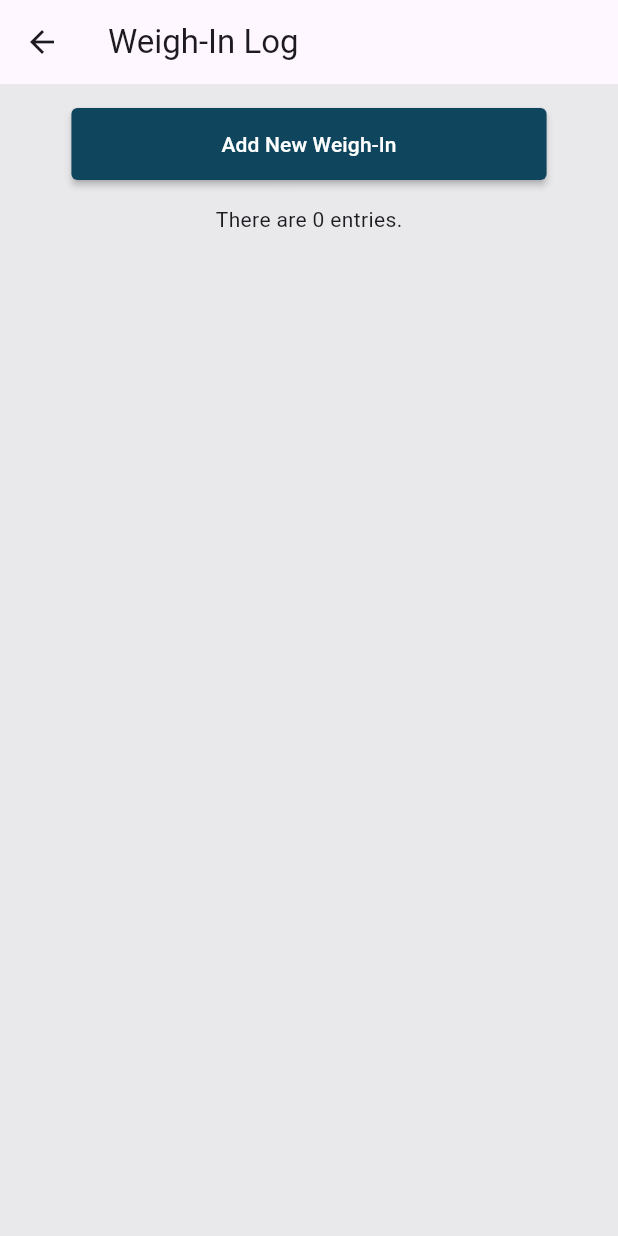
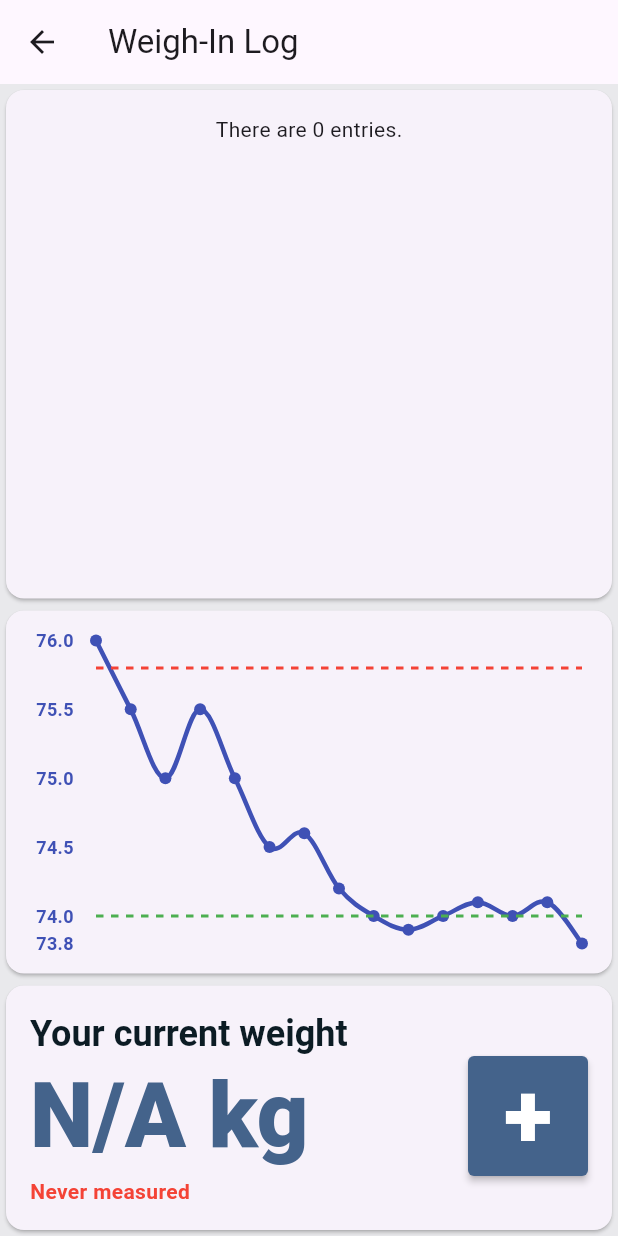
Before and after one commit to tomaszzywicki/cal-cones, a Flutter app: the WeightLogMainScreen screen opened directly, on a phone screen of 412 x 824 dp. Run offline on Flutter 3.47's test engine with Material 3 defaults, Android fonts, the phone set to English and light mode, and no system bars; drawn by our look-alikes of fl_chart; our stand-ins replace connectivity_plus, firebase_auth, firebase_core, image_picker, logger, shared_preferences and 2 more; accounts and stored records are empty; network calls fail.

Commit message:
current weight card + removing weight entries

```diff
--- a/frontend/lib/features/weight_log/data/weight_entry_model.dart
+++ b/frontend/lib/features/weight_log/data/weight_entry_model.dart
@@ -50,4 +50,8 @@ class WeightEntryModel extends WeightEntryEntity {
       isSynced: (map['is_synced'] as int) == 1,
     );
   }
+
+  int daysSinceToday() {
+    return date.difference(DateTime.now().toUtc()).inDays;
+  }
 }
--- a/frontend/lib/features/weight_log/presentation/screens/weight_log_main_screen.dart
+++ b/frontend/lib/features/weight_log/presentation/screens/weight_log_main_screen.dart
@@ -1,6 +1,10 @@
 import 'package:flutter/material.dart';
 import 'package:frontend/core/logger/app_logger.dart';
+import 'package:frontend/features/dashboard/presentation/screens/weight_history_chart.dart';
 import 'package:frontend/features/weight_log/data/weight_entry_model.dart';
+import 'package:frontend/features/weight_log/presentation/widgets/weight_calendar_card.dart';
+import 'package:frontend/features/weight_log/presentation/widgets/current_weight_card.dart';
+import 'package:frontend/features/weight_log/presentation/widgets/time_since_latest_measurement_text.dart';
 import 'package:frontend/features/weight_log/services/weight_log_service.dart';
 import 'package:provider/provider.dart';
 
@@ -16,12 +20,38 @@ class _WeightLogMainScreenState extends State<WeightLogMainScreen> {
 
   bool _isLoading = false;
   List<WeightEntryModel> _weightEntries = [];
+  WeightEntryModel? _latestEntry;
 
   @override
   void initState() {
     super.initState();
     _weightLogService = Provider.of<WeightLogService>(context, listen: false);
     _loadWeightEntries();
+  }
+
+  Future<void> _removeEntry(WeightEntryModel entry) async {
+    try {
+      bool? confirmDelete = await showDialog<bool>(
+        context: context,
+        builder: (BuildContext context) {
+          return AlertDialog(
+            title: const Text('Confirm Deletion'),
+            content: const Text('Are you sure you want to delete this entry?'),
+            actions: [
+              TextButton(onPressed: () => Navigator.of(context).pop(false), child: const Text('Cancel')),
+              TextButton(onPressed: () => Navigator.of(context).pop(true), child: const Text('Delete')),
+            ],
+          );
+        },
+      );
+
+      if (confirmDelete == true) {
+        await _weightLogService.deleteWeightEntry(entry);
+      }
+      await _loadWeightEntries();
+    } catch (e) {
+      AppLogger.error('WeightLogMainScreen._removeEntry error: $e');
+    }
   }
 
   Future<void> _loadWeightEntries() async {
@@ -31,8 +61,10 @@ class _WeightLogMainScreenState extends State<WeightLogMainScreen> {
 
     try {
       List<WeightEntryModel> entries = await _weightLogService.getAllWeightEntries();
+      WeightEntryModel? latestEntry = await _weightLogService.getLatestWeightEntry();
       setState(() {
         _weightEntries = entries;
+        _latestEntry = latestEntry;
         _isLoading = false;
       });
     } catch (e) {
@@ -48,35 +80,16 @@ class _WeightLogMainScreenState extends State<WeightLogMainScreen> {
     return Scaffold(
       appBar: AppBar(title: const Text('Weigh-In Log')),
       body: Column(
-        // mainAxisAlignment: MainAxisAlignment.spaceAround,
         children: [
-          Padding(
-            padding: const EdgeInsets.all(16.0),
-            child: ElevatedButton(
-              onPressed: () async {
-                await _handleAddWeightEntry();
-              },
-              child: Text("Add New Weigh-In"),
+          Expanded(
+            child: WeightCalendar(
+              weightEntries: _weightEntries,
+              isLoading: _isLoading,
+              removeEntry: _removeEntry,
             ),
           ),
-          Text("There are ${_weightEntries.length} entries."),
-          _isLoading
-              ? const Center(child: CircularProgressIndicator())
-              : Expanded(
-                  child: ListView.builder(
-                    itemCount: _weightEntries.length,
-                    itemBuilder: (context, index) {
-                      final entry = _weightEntries[index];
-                      return ListTile(
-                        title: Text('${entry.weight} kg'),
-                        subtitle: Text(
-                          '${entry.date.toLocal()}'.split(' ')[0] +
-                              ' ${entry.date.toLocal().toIso8601String().split('T')[1].split('.')[0]}',
-                        ),
-                      );
-                    },
-                  ),
-                ),
+          SizedBox(height: 250, child: WeightHistoryChart()),
+          CurrentWeightCard(latestEntry: _latestEntry, handleAddWeightEntry: _handleAddWeightEntry),
         ],
       ),
     );
@@ -84,7 +97,7 @@ class _WeightLogMainScreenState extends State<WeightLogMainScreen> {
 
   Future<void> _handleAddWeightEntry() async {
     await _weightLogService.addWeightEntry(
-      WeightEntryModel.create(weight: 72.3, date: DateTime.now().toUtc()),
+      WeightEntryModel.create(weight: 74.3, date: DateTime.utc(2025, 12, 10)),
     );
     await _loadWeightEntries();
   }
--- /dev/null
+++ b/frontend/lib/features/weight_log/presentation/widgets/current_weight_card.dart
@@ -0,0 +1,56 @@
+import 'package:flutter/material.dart';
+import 'package:frontend/features/weight_log/data/weight_entry_model.dart';
+import 'package:frontend/features/weight_log/presentation/widgets/time_since_latest_measurement_text.dart';
+
+class CurrentWeightCard extends StatefulWidget {
+  final WeightEntryModel? latestEntry;
+  final Future<void> Function() handleAddWeightEntry;
+
+  const CurrentWeightCard({super.key, required this.latestEntry, required this.handleAddWeightEntry});
+
+  @override
+  State<CurrentWeightCard> createState() => _CurrentWeightCardState();
+}
+
+class _CurrentWeightCardState extends State<CurrentWeightCard> {
+  @override
+  Widget build(BuildContext context) {
+    return Card(
+      child: Padding(
+        padding: const EdgeInsets.all(16.0),
+        child: Column(
+          crossAxisAlignment: CrossAxisAlignment.start,
+          children: [
+            Text("Your current weight", style: Theme.of(context).textTheme.headlineMedium),
+            Row(
+              mainAxisAlignment: MainAxisAlignment.spaceBetween,
+              children: [
+                Text(
+                  "${widget.latestEntry?.weight ?? 'N/A'} kg",
+                  style: Theme.of(context).textTheme.headlineLarge!.copyWith(
+                    fontSize: 60,
+                    fontWeight: FontWeight.w900,
+                    color: const Color(0xff44638b),
+                  ),
+                ),
+                ElevatedButton(
+                  onPressed: () async {
+                    await widget.handleAddWeightEntry();
+                  },
+                  style: ElevatedButton.styleFrom(
+                    padding: EdgeInsets.zero,
+                    textStyle: const TextStyle(fontSize: 60, fontWeight: FontWeight.w900),
+                    fixedSize: const Size(80, 80),
+                    backgroundColor: const Color(0xff44638b),
+                  ),
+                  child: Text("+"),
+                ),
+              ],
+            ),
+            TimeSinceLatestMeasurementText(widget.latestEntry),
+          ],
+        ),
+      ),
+    );
+  }
+}
--- /dev/null
+++ b/frontend/lib/features/weight_log/presentation/widgets/time_since_latest_measurement_text.dart
@@ -0,0 +1,60 @@
+import 'package:flutter/material.dart';
+import 'package:frontend/features/weight_log/data/weight_entry_model.dart';
+
+class TimeSinceLatestMeasurementText extends StatelessWidget {
+  final WeightEntryModel? latestEntry;
+
+  const TimeSinceLatestMeasurementText(this.latestEntry, {super.key});
+
+  @override
+  Widget build(BuildContext context) {
+    if (latestEntry == null) {
+      return Text(
+        "Never measured",
+        style: TextStyle(color: Colors.red, fontWeight: FontWeight.bold),
+      );
+    }
+    final days = latestEntry!.daysSinceToday().abs();
+    if (days == 0) {
+      return Row(
+        children: [
+          Text('measured '),
+          Text(
+            "today",
+            style: TextStyle(fontWeight: FontWeight.bold, color: Colors.green),
+          ),
+        ],
+      );
+    } else if (days == 1) {
+      return Row(
+        children: [
+          Text('measured '),
+          Text(
+            "yesterday",
+            style: TextStyle(fontWeight: FontWeight.bold, color: Colors.orange),
+          ),
+        ],
+      );
+    } else if (days <= 7) {
+      return Row(
+        children: [
+          Text('measured '),
+          Text(
+            "$days days ago",
+            style: TextStyle(fontWeight: FontWeight.bold, color: Colors.orange),
+          ),
+        ],
+      );
+    } else {
+      return Row(
+        children: [
+          Text('measured '),
+          Text(
+            "$days days ago",
+            style: TextStyle(fontWeight: FontWeight.bold, color: Colors.red),
+          ),
+        ],
+      );
+    }
+  }
+}
--- /dev/null
+++ b/frontend/lib/features/weight_log/presentation/widgets/weight_calendar_card.dart
@@ -0,0 +1,53 @@
+import 'package:flutter/material.dart';
+import 'package:frontend/features/weight_log/data/weight_entry_model.dart';
+
+class WeightCalendar extends StatefulWidget {
+  const WeightCalendar({
+    super.key,
+    required this.weightEntries,
+    required this.isLoading,
+    required this.removeEntry,
+  });
+
+  final List<WeightEntryModel> weightEntries;
+  final bool isLoading;
+  final void Function(WeightEntryModel) removeEntry;
+
+  @override
+  State<WeightCalendar> createState() => _WeightCalendarState();
+}
+
+class _WeightCalendarState extends State<WeightCalendar> {
+  @override
+  Widget build(BuildContext context) {
+    return Card(
+      child: Padding(
+        padding: const EdgeInsets.all(16.0),
+        child: Column(
+          children: [
+            Text("There are ${widget.weightEntries.length} entries."),
+            widget.isLoading
+                ? const Center(child: CircularProgressIndicator())
+                : Expanded(
+                    child: ListView.builder(
+                      itemCount: widget.weightEntries.length,
+                      itemBuilder: (context, index) {
+                        final entry = widget.weightEntries[index];
+                        return ListTile(
+                          title: Text('${entry.weight} kg'),
+                          subtitle: Text(
+                            '${entry.date.toLocal().toString().split(' ')[0]} ${entry.date.toLocal().toIso8601String().split('T')[1].split('.')[0]}',
+                          ),
+                          onLongPress: () {
+                            widget.removeEntry(entry);
+                          },
+                        );
+                      },
+                    ),
+                  ),
+          ],
+        ),
+      ),
+    );
+  }
+}
```
Also changed, not shown: frontend/lib/features/weight_log/services/weight_log_repository.dart (+34 -3 lines), frontend/lib/features/weight_log/services/weight_log_service.dart (+10 -1 lines), frontend/flutter_01.png (added).
